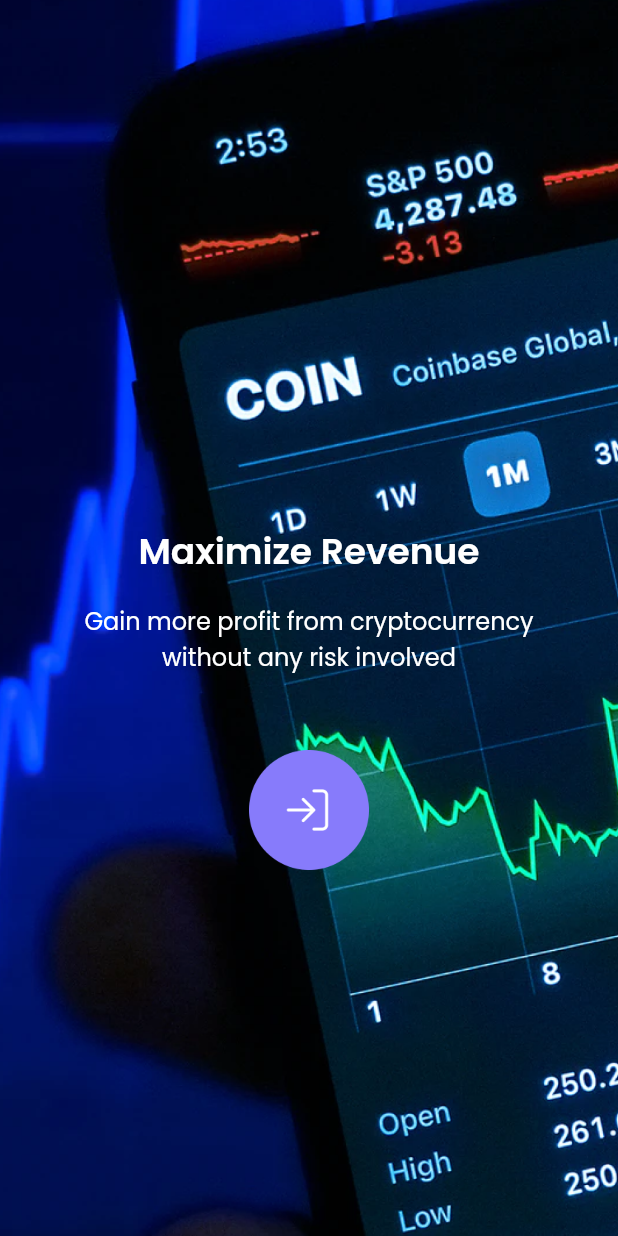
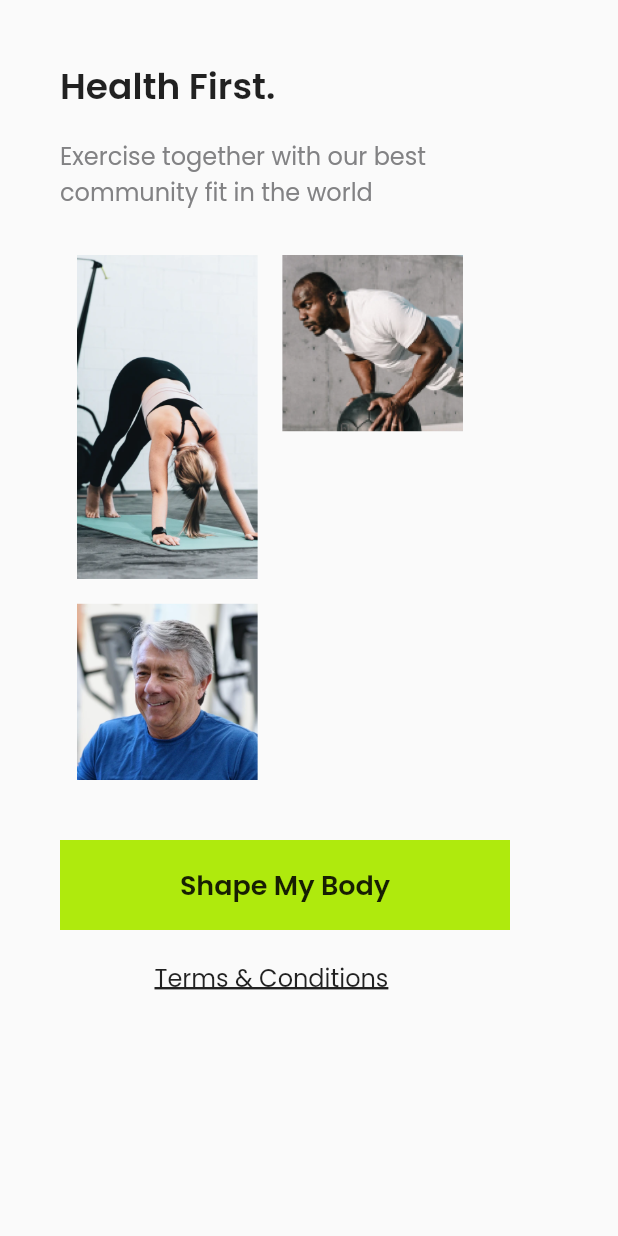
Before and after one commit to zakariyah24/sevendays-slicing, a Flutter app: the screen it shows after launch, on a phone screen of 412 x 824 dp. Run offline on Flutter 3.47's test engine with Material 2 defaults, Android fonts, the phone set to English and light mode, and no system bars; our stand-ins replace google_fonts.

Commit message:
add second started

```diff
--- a/lib/main.dart
+++ b/lib/main.dart
@@ -1,6 +1,7 @@
 import 'package:flutter/material.dart';
 import 'package:sevendays/pages/first_splash.dart';
 import 'package:sevendays/pages/first_started.dart';
+import 'package:sevendays/pages/second_started.dart';
 import 'package:sevendays/pages/second_splash.dart';
 
 void main(List<String> args) {
@@ -14,7 +15,7 @@ class SevenDays extends StatelessWidget {
   Widget build(BuildContext context) {
     return const MaterialApp(
       debugShowCheckedModeBanner: false,
-      home: FirstStarted(),
+      home: SecondStarted(),
     );
   }
 }
--- /dev/null
+++ b/lib/pages/second_started.dart
@@ -0,0 +1,76 @@
+import 'package:flutter/material.dart';
+import 'package:google_fonts/google_fonts.dart';
+
+class SecondStarted extends StatelessWidget {
+  const SecondStarted({Key? key}) : super(key: key);
+
+  @override
+  Widget build(BuildContext context) {
+    return Scaffold(
+      body: SafeArea(
+          child: Padding(
+        padding: const EdgeInsets.only(left: 40.0, top: 40),
+        child: SingleChildScrollView(
+          child: Column(
+            mainAxisAlignment: MainAxisAlignment.start,
+            crossAxisAlignment: CrossAxisAlignment.start,
+            children: [
+              Text(
+                "Health First.",
+                style: GoogleFonts.poppins(
+                    fontSize: 24, fontWeight: FontWeight.w600),
+              ),
+              const SizedBox(
+                height: 16,
+              ),
+              Text(
+                "Exercise together with our best \ncommunity fit in the world",
+                style:
+                    GoogleFonts.poppins(fontSize: 16, color: Color(0xff828284)),
+              ),
+              const SizedBox(
+                height: 30,
+              ),
+              Image.asset(
+                "assets/gallery.png",
+                width: 280,
+                height: 350,
+              ),
+              const SizedBox(
+                height: 40,
+              ),
+              Container(
+                child: Center(
+                    child: Text(
+                  "Shape My Body",
+                  style: GoogleFonts.poppins(
+                      fontSize: 18, fontWeight: FontWeight.w600),
+                )),
+                color: const Color(0xffAFEA0D),
+                height: 60,
+                width: 300,
+              ),
+              const SizedBox(
+                height: 20,
+              ),
+              Padding(
+                padding: const EdgeInsets.only(left: 63.0),
+                child: Text(
+                  "Terms & Conditions",
+                  style: GoogleFonts.poppins(
+                    fontSize: 16,
+                    decoration: TextDecoration.underline,
+                    decorationThickness: 2,
+                  ),
+                ),
+              ),
+              const SizedBox(
+                height: 40,
+              ),
+            ],
+          ),
+        ),
+      )),
+    );
+  }
+}
```
